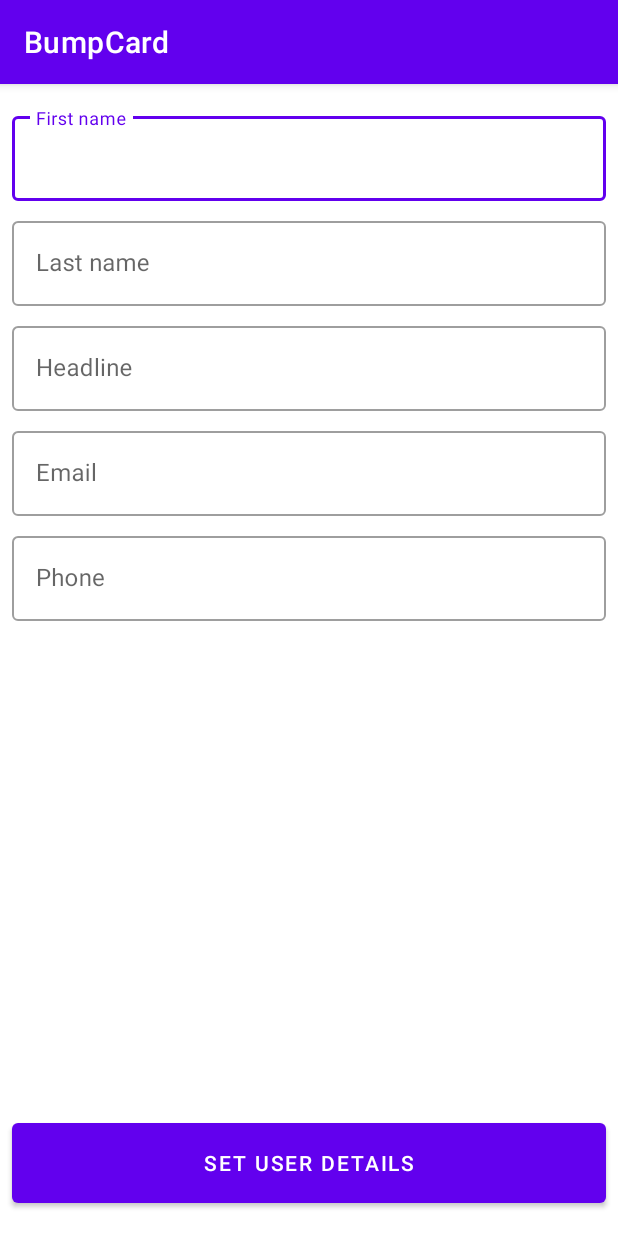
After one commit to brodzik/BumpCard, an Android app: the SetUserDetailsActivity screen opened directly, with no data from a screen before it, on a phone screen of 412 x 824 dp. The commit adds this screen. Run offline under Robolectric (Android 15) with nearby library versions, the phone set to English and light mode, and no system bars.

Commit message:
Set user details

```diff
--- a/client/app/build.gradle
+++ b/client/app/build.gradle
@@ -26,6 +26,10 @@ android {
         sourceCompatibility JavaVersion.VERSION_1_8
         targetCompatibility JavaVersion.VERSION_1_8
     }
+
+    buildFeatures {
+        viewBinding true
+    }
 }
 
 dependencies {
--- a/client/app/src/main/res/layout/activity_registration.xml
+++ b/client/app/src/main/res/layout/activity_registration.xml
@@ -4,7 +4,7 @@
     xmlns:tools="http://schemas.android.com/tools"
     android:layout_width="match_parent"
     android:layout_height="match_parent"
-    tools:context=".RegistrationActivity">
+    tools:context=".activity.RegistrationActivity">
 
     <com.google.android.material.textfield.TextInputLayout
         android:id="@+id/register_username"
--- /dev/null
+++ b/client/app/src/main/res/layout/activity_set_user_details.xml
@@ -0,0 +1,120 @@
+<?xml version="1.0" encoding="utf-8"?>
+<androidx.constraintlayout.widget.ConstraintLayout xmlns:android="http://schemas.android.com/apk/res/android"
+    xmlns:app="http://schemas.android.com/apk/res-auto"
+    xmlns:tools="http://schemas.android.com/tools"
+    android:layout_width="match_parent"
+    android:layout_height="match_parent"
+    tools:context=".activity.SetUserDetailsActivity">
+
+    <com.google.android.material.textfield.TextInputLayout
+        android:id="@+id/set_user_first_name"
+        style="@style/Widget.MaterialComponents.TextInputLayout.OutlinedBox"
+        android:layout_width="0dp"
+        android:layout_height="wrap_content"
+        android:layout_marginHorizontal="8dp"
+        android:layout_marginTop="16dp"
+        android:hint="@string/first_name"
+        app:layout_constraintEnd_toEndOf="parent"
+        app:layout_constraintStart_toStartOf="parent"
+        app:layout_constraintTop_toTopOf="parent">
+
+        <com.google.android.material.textfield.TextInputEditText
+            android:id="@+id/input_set_user_first_name"
+            android:layout_width="match_parent"
+            android:layout_height="wrap_content"
+            android:inputType="textCapWords" />
+
+    </com.google.android.material.textfield.TextInputLayout>
+
+    <com.google.android.material.textfield.TextInputLayout
+        android:id="@+id/set_user_last_name"
+        style="@style/Widget.MaterialComponents.TextInputLayout.OutlinedBox"
+        android:layout_width="0dp"
+        android:layout_height="wrap_content"
+        android:layout_marginHorizontal="8dp"
+        android:layout_marginTop="8dp"
+        android:hint="@string/last_name"
+        app:layout_constraintEnd_toEndOf="parent"
+        app:layout_constraintStart_toStartOf="parent"
+        app:layout_constraintTop_toBottomOf="@+id/set_user_first_name">
+
+        <com.google.android.material.textfield.TextInputEditText
+            android:id="@+id/input_set_user_last_name"
+            android:layout_width="match_parent"
+            android:layout_height="wrap_content"
+            android:inputType="textCapWords" />
+
+    </com.google.android.material.textfield.TextInputLayout>
+
+    <com.google.android.material.textfield.TextInputLayout
+        android:id="@+id/set_user_headline"
+        style="@style/Widget.MaterialComponents.TextInputLayout.OutlinedBox"
+        android:layout_width="0dp"
+        android:layout_height="wrap_content"
+        android:layout_marginHorizontal="8dp"
+        android:layout_marginTop="8dp"
+        android:hint="@string/headline"
+        app:layout_constraintEnd_toEndOf="parent"
+        app:layout_constraintStart_toStartOf="parent"
+        app:layout_constraintTop_toBottomOf="@+id/set_user_last_name">
+
+        <com.google.android.material.textfield.TextInputEditText
+            android:id="@+id/input_set_user_headline"
+            android:layout_width="match_parent"
+            android:layout_height="wrap_content"
+            android:inputType="textCapWords" />
+
+    </com.google.android.material.textfield.TextInputLayout>
+
+    <com.google.android.material.textfield.TextInputLayout
+        android:id="@+id/set_user_email"
+        style="@style/Widget.MaterialComponents.TextInputLayout.OutlinedBox"
+        android:layout_width="0dp"
+        android:layout_height="wrap_content"
+        android:layout_marginHorizontal="8dp"
+        android:layout_marginTop="8dp"
+        android:hint="@string/email"
+        app:layout_constraintEnd_toEndOf="parent"
+        app:layout_constraintStart_toStartOf="parent"
+        app:layout_constraintTop_toBottomOf="@+id/set_user_headline">
+
+        <com.google.android.material.textfield.TextInputEditText
+            android:id="@+id/input_set_user_email"
+            android:layout_width="match_parent"
+            android:layout_height="wrap_content"
+            android:inputType="textEmailAddress" />
+
+    </com.google.android.material.textfield.TextInputLayout>
+
+    <com.google.android.material.textfield.TextInputLayout
+        android:id="@+id/set_user_phone"
+        style="@style/Widget.MaterialComponents.TextInputLayout.OutlinedBox"
+        android:layout_width="0dp"
+        android:layout_height="wrap_content"
+        android:layout_marginHorizontal="8dp"
+        android:layout_marginTop="8dp"
+        android:hint="@string/phone"
+        app:layout_constraintEnd_toEndOf="parent"
+        app:layout_constraintStart_toStartOf="parent"
+        app:layout_constraintTop_toBottomOf="@+id/set_user_email">
+
+        <com.google.android.material.textfield.TextInputEditText
+            android:id="@+id/input_set_user_phone"
+            android:layout_width="match_parent"
+            android:layout_height="wrap_content"
+            android:inputType="phone" />
+
+    </com.google.android.material.textfield.TextInputLayout>
+
+    <com.google.android.material.button.MaterialButton
+        android:id="@+id/set_user_details_button"
+        android:layout_width="0dp"
+        android:layout_height="65dp"
+        android:layout_marginHorizontal="8dp"
+        android:layout_marginBottom="16dp"
+        android:text="@string/set_user_details"
+        app:layout_constraintBottom_toBottomOf="parent"
+        app:layout_constraintEnd_toEndOf="parent"
+        app:layout_constraintStart_toStartOf="parent" />
+
+</androidx.constraintlayout.widget.ConstraintLayout>
--- a/client/app/src/main/res/values/strings.xml
+++ b/client/app/src/main/res/values/strings.xml
@@ -3,4 +3,10 @@
     <string name="username">Username</string>
     <string name="password">Password</string>
     <string name="register">Register</string>
+    <string name="first_name">First name</string>
+    <string name="last_name">Last name</string>
+    <string name="headline">Headline</string>
+    <string name="email">Email</string>
+    <string name="phone">Phone</string>
+    <string name="set_user_details">Set user details</string>
 </resources>
```
Also changed, not shown: client/app/src/main/AndroidManifest.xml (+9 -2 lines), client/app/src/main/java/com/bumpcard/activity/MainActivity.java (renamed from client/app/src/main/java/com/bumpcard/MainActivity.java, +35 -8 lines), client/app/src/main/java/com/bumpcard/activity/RegistrationActivity.java (renamed from client/app/src/main/java/com/bumpcard/RegistrationActivity.java, +39 -11 lines), client/app/src/main/java/com/bumpcard/activity/SetUserDetailsActivity.java (added, +89 -0 lines), client/app/src/main/res/layout/activity_main.xml (+14 -1 lines).
